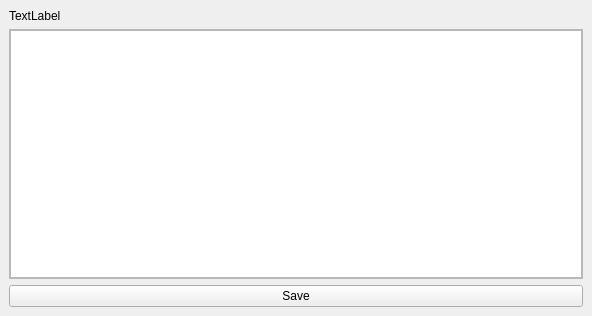
The window that editlyrics.ui (gidzzz/openmediaplayer) describes before a commit, drawn with Qt 5.
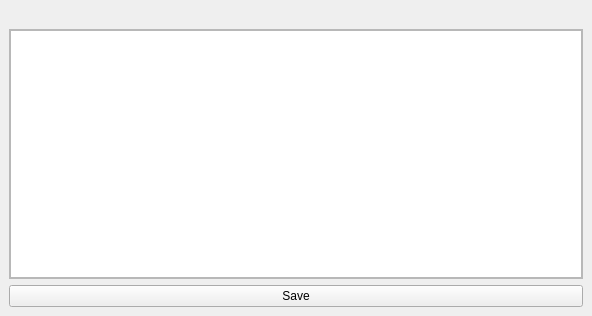
The same window after the commit.

The edit to the form file:
```diff
--- a/editlyrics.ui
+++ b/editlyrics.ui
@@ -17,9 +17,6 @@
    <layout class="QGridLayout" name="gridLayout">
     <item row="0" column="0">
      <widget class="QLabel" name="label">
-      <property name="text">
-       <string>TextLabel</string>
-      </property>
      </widget>
     </item>
     <item row="2" column="0">
```
